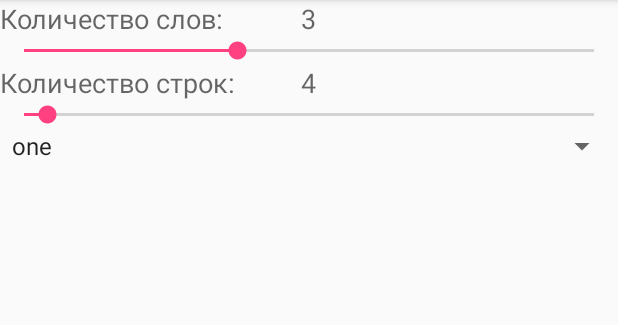
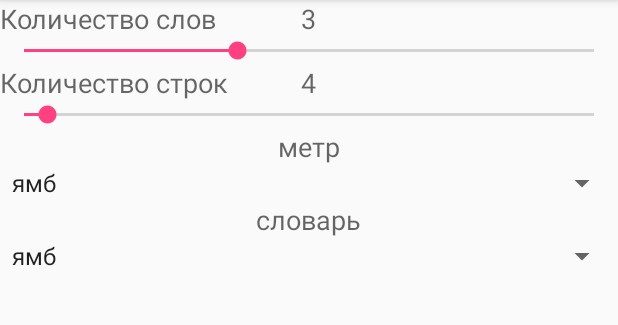
Before and after one commit to Damixx/PoemGenerator, an Android app: the screen it shows after launch (MainActivity), on a phone screen of 412 x 824 dp, the part 84-409 px from its top. Run offline under Robolectric (Android 15) with nearby library versions, the phone set to English and light mode, and no system bars.

Commit message:
Update of layout and (some)code

```diff
--- a/app/src/main/java/com/vocvark/poemgenerator/MainActivity.java
+++ b/app/src/main/java/com/vocvark/poemgenerator/MainActivity.java
@@ -1,5 +1,6 @@
 package com.vocvark.poemgenerator;
 
+import android.content.res.Resources;
 import android.os.Bundle;
 import android.support.v7.app.AppCompatActivity;
 import android.view.View;
@@ -12,6 +13,7 @@ import android.widget.Toast;
 
 public class MainActivity extends AppCompatActivity implements SeekBar.OnSeekBarChangeListener {
 
+    Resources resources;
 
     SeekBar countWordsSB;
     SeekBar countLinesSB;
@@ -19,20 +21,26 @@ public class MainActivity extends AppCompatActivity implements SeekBar.OnSeekBar
     TextView countWordsT;
     TextView countLinesT;
 
-    Spinner spinner;
+    Spinner metersS;
+    Spinner dictionaryS;
 
 
-    String[] data = {"one", "two", "three", "four", "five"};
+    String[] meters;
 
 
     int countWords;
     int countLines;
     int meter;
+    int dictionary;
 
     @Override
     protected void onCreate(Bundle savedInstanceState) {
         super.onCreate(savedInstanceState);
         setContentView(R.layout.activity_main);
+
+        resources = getResources();
+
+        meters = resources.getStringArray(R.array.meters);
 
         countWords = 3;
         countLines = 4;
@@ -41,20 +49,35 @@ public class MainActivity extends AppCompatActivity implements SeekBar.OnSeekBar
         countLinesSB = (SeekBar) findViewById(R.id.countLinesSeekBar);
         countWordsT = (TextView) findViewById(R.id.countWordsText);
         countLinesT = (TextView) findViewById(R.id.countLinesText);
-        spinner = (Spinner) findViewById(R.id.meter);
+        metersS = (Spinner) findViewById(R.id.meter);
+        dictionaryS = (Spinner) findViewById(R.id.dictionary);
 
-        ArrayAdapter<String> meterAdapter = new ArrayAdapter<String>(this,android.R.layout.simple_spinner_item, data);
+        ArrayAdapter<String> meterAdapter = new ArrayAdapter<String>(this,android.R.layout.simple_spinner_item, meters);
+        ArrayAdapter<String> dictionaryAdapter = new ArrayAdapter<String>(this,android.R.layout.simple_spinner_item,meters);
+
+
+        dictionaryAdapter.setDropDownViewResource(android.R.layout.simple_spinner_dropdown_item);
         meterAdapter.setDropDownViewResource(android.R.layout.simple_spinner_dropdown_item);
-        spinner.setAdapter(meterAdapter);
 
-        spinner.setPrompt("Метр");
-        spinner.setSelection(0);
+        dictionaryS.setAdapter(dictionaryAdapter);
+        metersS.setAdapter(meterAdapter);
+
+        dictionaryS.setSelection(0);
+        metersS.setSelection(0);
 
         AdapterView.OnItemSelectedListener selectListner = new AdapterView.OnItemSelectedListener() {
             @Override
             public void onItemSelected(AdapterView<?> adapterView, View view, int position, long id) {
-                meter = position;
-                Toast.makeText(getBaseContext(), "Position = " + position, Toast.LENGTH_SHORT).show();
+                switch (view.getId()) {
+                    case R.id.meter:
+                        meter = position;
+                        Toast.makeText(getBaseContext(), "Position = " + position, Toast.LENGTH_SHORT).show();
+                        break;
+                    case R.id.dictionary:
+                        dictionary = position;
+                        Toast.makeText(getBaseContext(), "Position = " + position, Toast.LENGTH_SHORT).show();
+                        break;
+                }
             }
 
             @Override
@@ -63,7 +86,9 @@ public class MainActivity extends AppCompatActivity implements SeekBar.OnSeekBar
             }
         };
 
-        spinner.setOnItemSelectedListener(selectListner);
+        dictionaryS.setOnItemSelectedListener(selectListner);
+        metersS.setOnItemSelectedListener(selectListner);
+
         countWordsSB.setOnSeekBarChangeListener(this);
         countLinesSB.setOnSeekBarChangeListener(this);
     }
--- a/app/src/main/java/com/vocvark/poemgenerator/Poem.java
+++ b/app/src/main/java/com/vocvark/poemgenerator/Poem.java
@@ -8,11 +8,11 @@ public class Poem {
 
     private String poem;
 
-    public Poem(int lineCount, int wordsInLine, String meter, String[] words) {
+    public Poem(int lineCount, int wordsInLine, int meter, int dictionary) {
         this.lineCount = lineCount;
         this.wordsInLine = wordsInLine;
-        this.meter = meter;
-        this.words = words;
+        //this.meter = meter;
+        //this.words = words;
     }
 
     public void GeneratePoem() {
--- a/app/src/main/res/layout/activity_main.xml
+++ b/app/src/main/res/layout/activity_main.xml
@@ -58,10 +58,10 @@
         android:layout_width="match_parent"
         android:layout_height="wrap_content"
         android:id="@+id/meter"
-        android:layout_below="@+id/countLinesSeekBar"
+        android:gravity="center"
+        android:layout_below="@+id/meterText"
         android:layout_alignParentLeft="true"
-        android:layout_alignParentStart="true"
-        android:gravity="center" />
+        android:layout_alignParentStart="true" />
 
     <SeekBar
         android:layout_width="match_parent"
@@ -71,4 +71,29 @@
         android:layout_centerHorizontal="true"
         android:progress="4" />
 
+    <TextView
+        android:layout_width="wrap_content"
+        android:layout_height="wrap_content"
+        android:textAppearance="?android:attr/textAppearanceMedium"
+        android:text="@string/meter"
+        android:id="@+id/meterText"
+        android:layout_below="@+id/countLinesSeekBar"
+        android:layout_centerHorizontal="true" />
+
+    <TextView
+        android:layout_width="wrap_content"
+        android:layout_height="wrap_content"
+        android:textAppearance="?android:attr/textAppearanceMedium"
+        android:id="@+id/dictionaryText"
+        android:layout_below="@+id/meter"
+        android:layout_centerHorizontal="true"
+        android:text="@string/dictionary" />
+
+    <Spinner
+        android:layout_width="match_parent"
+        android:layout_height="wrap_content"
+        android:id="@+id/dictionary"
+        android:layout_below="@+id/dictionaryText"
+        android:layout_centerHorizontal="true" />
+
 </RelativeLayout>
--- /dev/null
+++ b/app/src/main/res/values/meters.xml
@@ -0,0 +1,7 @@
+<?xml version="1.0" encoding="utf-8"?>
+<resources>
+    <string-array name="meters">
+        <item>ямб</item>
+        <item>хорей</item>
+    </string-array>
+</resources>
--- a/app/src/main/res/values/strings.xml
+++ b/app/src/main/res/values/strings.xml
@@ -1,5 +1,9 @@
 <resources>
     <string name="app_name">Poem Generator</string>
-    <string name="countWords">Количество слов:</string>
-    <string name="countLines">Количество строк:</string>
+
+    <string name="countWords">Количество слов</string>
+    <string name="countLines">Количество строк</string>
+    <string name="meter">метр</string>
+    <string name="dictionary">словарь</string>
+
 </resources>
```
